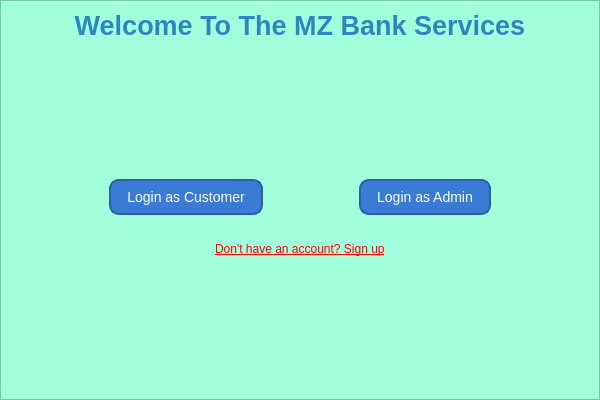
Old version of the form mainwindow.ui in the repository mahbodmz/Bank-Application.
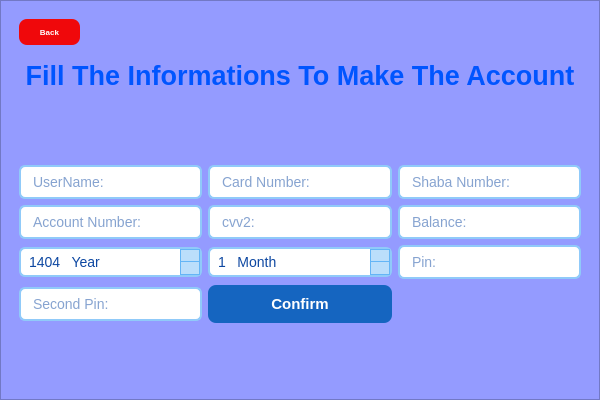
New version of the form. Icons and pictures are not drawn. Custom widgets are drawn as their Qt base class.

Commit message: making debit account first step.

```diff
--- a/mainwindow.ui
+++ b/mainwindow.ui
@@ -51,7 +51,7 @@
     <item row="0" column="0">
      <widget class="QStackedWidget" name="stackedWidget">
       <property name="currentIndex">
-       <number>0</number>
+       <number>7</number>
       </property>
       <widget class="QWidget" name="page_0">
        <layout class="QGridLayout" name="gridLayout_2">
@@ -1975,6 +1975,605 @@
         </item>
        </layout>
       </widget>
+      <widget class="QWidget" name="page_6">
+       <layout class="QGridLayout" name="gridLayout_12">
+        <property name="leftMargin">
+         <number>0</number>
+        </property>
+        <property name="topMargin">
+         <number>0</number>
+        </property>
+        <property name="rightMargin">
+         <number>0</number>
+        </property>
+        <property name="bottomMargin">
+         <number>0</number>
+        </property>
+        <item row="0" column="0">
+         <widget class="QFrame" name="frame_7">
+          <property name="styleSheet">
+           <string notr="true">background-color: rgb(255, 203, 169);</string>
+          </property>
+          <property name="frameShape">
+           <enum>QFrame::Shape::StyledPanel</enum>
+          </property>
+          <property name="frameShadow">
+           <enum>QFrame::Shadow::Raised</enum>
+          </property>
+          <layout class="QVBoxLayout" name="verticalLayout_7">
+           <item>
+            <widget class="QWidget" name="widget_15" native="true">
+             <layout class="QHBoxLayout" name="horizontalLayout_11">
+              <item>
+               <widget class="QPushButton" name="backBtn_7">
+                <property name="cursor">
+                 <cursorShape>PointingHandCursor</cursorShape>
+                </property>
+                <property name="styleSheet">
+                 <string notr="true">QPushButton {
+    
+	background-color: rgb(240, 8, 11);
+    color: white;
+    border: none;
+    border-radius: 8px;
+    padding: 8px 20px;
+    font-size: 8px;
+	
+    font-weight: bold;
+}
+
+QPushButton:hover {
+    background-color: rgb(220, 8, 11);
+}
+
+QPushButton:pressed {
+    background-color: rgb(250, 8, 11);
+}
+</string>
+                </property>
+                <property name="text">
+                 <string>Back</string>
+                </property>
+               </widget>
+              </item>
+              <item>
+               <spacer name="horizontalSpacer_23">
+                <property name="orientation">
+                 <enum>Qt::Orientation::Horizontal</enum>
+                </property>
+                <property name="sizeHint" stdset="0">
+                 <size>
+                  <width>40</width>
+                  <height>20</height>
+                 </size>
+                </property>
+               </spacer>
+              </item>
+             </layout>
+            </widget>
+           </item>
+           <item>
+            <widget class="QLabel" name="label_5">
+             <property name="styleSheet">
+              <string notr="true">font-size: 20pt;
+font-weight: bold;
+color: rgb(255, 85, 0);
+</string>
+             </property>
+             <property name="text">
+              <string>Choose one type of Account</string>
+             </property>
+             <property name="alignment">
+              <set>Qt::AlignmentFlag::AlignHCenter|Qt::AlignmentFlag::AlignTop</set>
+             </property>
+            </widget>
+           </item>
+           <item>
+            <spacer name="verticalSpacer_14">
+             <property name="orientation">
+              <enum>Qt::Orientation::Vertical</enum>
+             </property>
+             <property name="sizeHint" stdset="0">
+              <size>
+               <width>20</width>
+               <height>40</height>
+              </size>
+             </property>
+            </spacer>
+           </item>
+           <item>
+            <widget class="QWidget" name="widget_16" native="true">
+             <layout class="QHBoxLayout" name="horizontalLayout_12">
+              <item>
+               <widget class="QPushButton" name="pushButton_4">
+                <property name="cursor">
+                 <cursorShape>PointingHandCursor</cursorShape>
+                </property>
+                <property name="styleSheet">
+                 <string notr="true">QPushButton {
+    background-color: #795548;
+    color: white;
+    border: 2px solid #5D4037;
+    border-radius: 8px;
+    padding: 8px 16px;
+    font-size: 14px;
+}
+
+QPushButton:hover {
+    background-color: #8D6E63;
+}
+
+QPushButton:pressed {
+    background-color: #5D4037;
+}
+</string>
+                </property>
+                <property name="text">
+                 <string>Debit</string>
+                </property>
+               </widget>
+              </item>
+              <item>
+               <widget class="QPushButton" name="pushButton_5">
+                <property name="cursor">
+                 <cursorShape>PointingHandCursor</cursorShape>
+                </property>
+                <property name="styleSheet">
+                 <string notr="true">QPushButton {
+    background-color: #795548;
+    color: white;
+    border: 2px solid #5D4037;
+    border-radius: 8px;
+    padding: 8px 16px;
+    font-size: 14px;
+}
+
+QPushButton:hover {
+    background-color: #8D6E63;
+}
+
+QPushButton:pressed {
+    background-color: #5D4037;
+}
+</string>
+                </property>
+                <property name="text">
+                 <string>PushButton</string>
+                </property>
+               </widget>
+              </item>
+              <item>
+               <widget class="QPushButton" name="pushButton_6">
+                <property name="cursor">
+                 <cursorShape>PointingHandCursor</cursorShape>
+                </property>
+                <property name="styleSheet">
+                 <string notr="true">QPushButton {
+    background-color: #795548;
+    color: white;
+    border: 2px solid #5D4037;
+    border-radius: 8px;
+    padding: 8px 16px;
+    font-size: 14px;
+}
+
+QPushButton:hover {
+    background-color: #8D6E63;
+}
+
+QPushButton:pressed {
+    background-color: #5D4037;
+}
+</string>
+                </property>
+                <property name="text">
+                 <string>PushButton</string>
+                </property>
+               </widget>
+              </item>
+             </layout>
+            </widget>
+           </item>
+           <item>
+            <spacer name="verticalSpacer_15">
+             <property name="orientation">
+              <enum>Qt::Orientation::Vertical</enum>
+             </property>
+             <property name="sizeHint" stdset="0">
+              <size>
+               <width>20</width>
+               <height>40</height>
+              </size>
+             </property>
+            </spacer>
+           </item>
+          </layout>
+         </widget>
+        </item>
+       </layout>
+      </widget>
+      <widget class="QWidget" name="page_7">
+       <layout class="QGridLayout" name="gridLayout_13">
+        <property name="leftMargin">
+         <number>0</number>
+        </property>
+        <property name="topMargin">
+         <number>0</number>
+        </property>
+        <property name="rightMargin">
+         <number>0</number>
+        </property>
+        <property name="bottomMargin">
+         <number>0</number>
+        </property>
+        <item row="0" column="0">
+         <widget class="QFrame" name="frame_8">
+          <property name="styleSheet">
+           <string notr="true">background-color: rgb(148, 155, 255);</string>
+          </property>
+          <property name="frameShape">
+           <enum>QFrame::Shape::StyledPanel</enum>
+          </property>
+          <property name="frameShadow">
+           <enum>QFrame::Shadow::Raised</enum>
+          </property>
+          <layout class="QVBoxLayout" name="verticalLayout_8">
+           <item>
+            <widget class="QWidget" name="widget_17" native="true">
+             <layout class="QHBoxLayout" name="horizontalLayout_13">
+              <item>
+               <widget class="QPushButton" name="backBtn_8">
+                <property name="cursor">
+                 <cursorShape>PointingHandCursor</cursorShape>
+                </property>
+                <property name="styleSheet">
+                 <string notr="true">QPushButton {
+    
+	background-color: rgb(240, 8, 11);
+    color: white;
+    border: none;
+    border-radius: 8px;
+    padding: 8px 20px;
+    font-size: 8px;
+	
+    font-weight: bold;
+}
+
+QPushButton:hover {
+    background-color: rgb(220, 8, 11);
+}
+
+QPushButton:pressed {
+    background-color: rgb(250, 8, 11);
+}
+</string>
+                </property>
+                <property name="text">
+                 <string>Back</string>
+                </property>
+               </widget>
+              </item>
+              <item>
+               <spacer name="horizontalSpacer_24">
+                <property name="orientation">
+                 <enum>Qt::Orientation::Horizontal</enum>
+                </property>
+                <property name="sizeHint" stdset="0">
+                 <size>
+                  <width>40</width>
+                  <height>20</height>
+                 </size>
+                </property>
+               </spacer>
+              </item>
+             </layout>
+            </widget>
+           </item>
+           <item>
+            <widget class="QLabel" name="label_6">
+             <property name="styleSheet">
+              <string notr="true">font-size: 20pt;
+font-weight: bold;
+color: rgb(0, 85, 255);</string>
+             </property>
+             <property name="text">
+              <string>Fill The Informations To Make The Account</string>
+             </property>
+             <property name="alignment">
+              <set>Qt::AlignmentFlag::AlignHCenter|Qt::AlignmentFlag::AlignTop</set>
+             </property>
+            </widget>
+           </item>
+           <item>
+            <spacer name="verticalSpacer_17">
+             <property name="orientation">
+              <enum>Qt::Orientation::Vertical</enum>
+             </property>
+             <property name="sizeHint" stdset="0">
+              <size>
+               <width>20</width>
+               <height>40</height>
+              </size>
+             </property>
+            </spacer>
+           </item>
+           <item>
+            <widget class="QWidget" name="widget_18" native="true">
+             <layout class="QGridLayout" name="gridLayout_14">
+              <item row="2" column="2">
+               <widget class="QLineEdit" name="passwordNum">
+                <property name="styleSheet">
+                 <string notr="true">QLineEdit {
+    border: 2px solid #90CAF9;
+    border-radius: 6px;
+    padding: 6px 10px;
+    font-size: 14px;
+    background-color: #FFFFFF;
+    color: #0D47A1;
+}
+</string>
+                </property>
+                <property name="placeholderText">
+                 <string>Pin:</string>
+                </property>
+               </widget>
+              </item>
+              <item row="1" column="0">
+               <widget class="QLineEdit" name="accountNum">
+                <property name="styleSheet">
+                 <string notr="true">QLineEdit {
+    border: 2px solid #90CAF9;
+    border-radius: 6px;
+    padding: 6px 10px;
+    font-size: 14px;
+    background-color: #FFFFFF;
+    color: #0D47A1;
+}
+</string>
+                </property>
+                <property name="placeholderText">
+                 <string>Account Number:</string>
+                </property>
+               </widget>
+              </item>
+              <item row="1" column="2">
+               <widget class="QLineEdit" name="balanceNum">
+                <property name="styleSheet">
+                 <string notr="true">QLineEdit {
+    border: 2px solid #90CAF9;
+    border-radius: 6px;
+    padding: 6px 10px;
+    font-size: 14px;
+    background-color: #FFFFFF;
+    color: #0D47A1;
+}
+</string>
+                </property>
+                <property name="placeholderText">
+                 <string>Balance:</string>
+                </property>
+               </widget>
+              </item>
+              <item row="0" column="2">
+               <widget class="QLineEdit" name="shabaNum">
+                <property name="styleSheet">
+                 <string notr="true">QLineEdit {
+    border: 2px solid #90CAF9;
+    border-radius: 6px;
+    padding: 6px 10px;
+    font-size: 14px;
+    background-color: #FFFFFF;
+    color: #0D47A1;
+}
+</string>
+                </property>
+                <property name="placeholderText">
+                 <string>Shaba Number:</string>
+                </property>
+               </widget>
+              </item>
+              <item row="1" column="1">
+               <widget class="QLineEdit" name="cvv2Num">
+                <property name="styleSheet">
+                 <string notr="true">QLineEdit {
+    border: 2px solid #90CAF9;
+    border-radius: 6px;
+    padding: 6px 10px;
+    font-size: 14px;
+    background-color: #FFFFFF;
+    color: #0D47A1;
+}
+</string>
+                </property>
+                <property name="placeholderText">
+                 <string>cvv2:</string>
+                </property>
+               </widget>
+              </item>
+              <item row="0" column="1">
+               <widget class="QLineEdit" name="cardNum">
+                <property name="styleSheet">
+                 <string notr="true">QLineEdit {
+    border: 2px solid #90CAF9;
+    border-radius: 6px;
+    padding: 6px 10px;
+    font-size: 14px;
+    background-color: #FFFFFF;
+    color: #0D47A1;
+}
+</string>
+                </property>
+                <property name="placeholderText">
+                 <string>Card Number:</string>
+                </property>
+               </widget>
+              </item>
+              <item row="3" column="0">
+               <widget class="QLineEdit" name="secondPasswordNum">
+                <property name="styleSheet">
+                 <string notr="true">QLineEdit {
+    border: 2px solid #90CAF9;
+    border-radius: 6px;
+    padding: 6px 10px;
+    font-size: 14px;
+    background-color: #FFFFFF;
+    color: #0D47A1;
+}
+</string>
+                </property>
+                <property name="placeholderText">
+                 <string>Second Pin:</string>
+                </property>
+               </widget>
+              </item>
+              <item row="3" column="1">
+               <widget class="QPushButton" name="confirmBtn">
+                <property name="styleSheet">
+                 <string notr="true">QPushButton {
+    background-color: #1565C0;
+    color: white;
+    border: none;
+    border-radius: 8px;
+    padding: 10px 20px;
+    font-size: 15px;
+    font-weight: bold;
+}
+
+QPushButton:hover {
+    background-color: #1E88E5;
+}
+
+QPushButton:pressed {
+    background-color: #0D47A1;
+}
+</string>
+                </property>
+                <property name="text">
+                 <string>Confirm</string>
+                </property>
+               </widget>
+              </item>
+              <item row="2" column="0">
+               <widget class="QSpinBox" name="expireYearNum">
+                <property name="styleSheet">
+                 <string notr="true">QSpinBox {
+    border: 2px solid #90CAF9;
+    border-radius: 6px;
+    padding: 4px 6px;
+    background-color: white;
+    color: #0D47A1;
+    font-size: 14px;
+}
+
+QSpinBox::up-button, QSpinBox::down-button {
+    width: 18px;
+    height: 12px;
+    background-color: #BBDEFB;
+    border: 1px solid #64B5F6;
+}
+
+QSpinBox::up-button:hover, QSpinBox::down-button:hover {
+    background-color: #64B5F6;
+}
+
+QSpinBox::up-arrow, QSpinBox::down-arrow {
+    width: 10px;
+    height: 10px;
+    image: url(:/icons/up-arrow-dark.png);  /* Replace with a custom visible icon if needed */
+}
+</string>
+                </property>
+                <property name="suffix">
+                 <string>   Year</string>
+                </property>
+                <property name="minimum">
+                 <number>1404</number>
+                </property>
+                <property name="maximum">
+                 <number>1500</number>
+                </property>
+               </widget>
+              </item>
+              <item row="2" column="1">
+               <widget class="QSpinBox" name="exppireMonthNum">
+                <property name="styleSheet">
+                 <string notr="true">QSpinBox {
+    border: 2px solid #90CAF9;
+    border-radius: 6px;
+    padding: 4px 6px;
+    background-color: white;
+    color: #0D47A1;
+    font-size: 14px;
+}
+
+QSpinBox::up-button, QSpinBox::down-button {
+    width: 18px;
+    height: 12px;
+    background-color: #BBDEFB;
+    border: 1px solid #64B5F6;
+}
+
+QSpinBox::up-button:hover, QSpinBox::down-button:hover {
+    background-color: #64B5F6;
+}
+
+QSpinBox::up-arrow, QSpinBox::down-arrow {
+    width: 10px;
+    height: 10px;
+    image: url(:/icons/up-arrow-dark.png);  /* Replace with a custom visible icon if needed */
+}
+</string>
+                </property>
+                <property name="suffix">
+                 <string>   Month</string>
+                </property>
+                <property name="minimum">
+                 <number>1</number>
+                </property>
+                <property name="maximum">
+                 <number>12</number>
+                </property>
+               </widget>
+              </item>
+              <item row="0" column="0">
+               <widget class="QLineEdit" name="Uname">
+                <property name="styleSheet">
+                 <string notr="true">QLineEdit {
+    border: 2px solid #90CAF9;
+    border-radius: 6px;
+    padding: 6px 10px;
+    font-size: 14px;
+    background-color: #FFFFFF;
+    color: #0D47A1;
+}
+</string>
+                </property>
+                <property name="placeholderText">
+                 <string>UserName:</string>
+                </property>
+               </widget>
+              </item>
+             </layout>
+            </widget>
+           </item>
+           <item>
+            <spacer name="verticalSpacer_16">
+             <property name="orientation">
+              <enum>Qt::Orientation::Vertical</enum>
+             </property>
+             <property name="sizeHint" stdset="0">
+              <size>
+               <width>20</width>
+               <height>40</height>
+              </size>
+             </property>
+            </spacer>
+           </item>
+          </layout>
+         </widget>
+        </item>
+       </layout>
+      </widget>
      </widget>
     </item>
    </layout>
```
Left out of the diff: 336 changed lines with no effect on the pictures. The commit also changes 17 other files.
